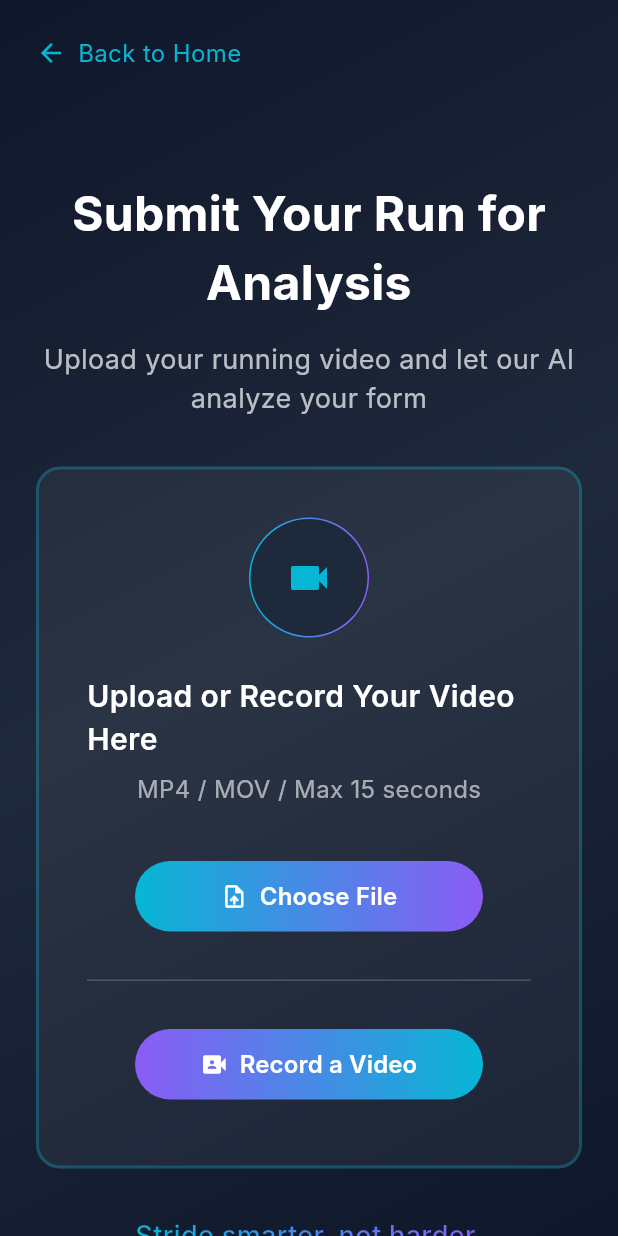
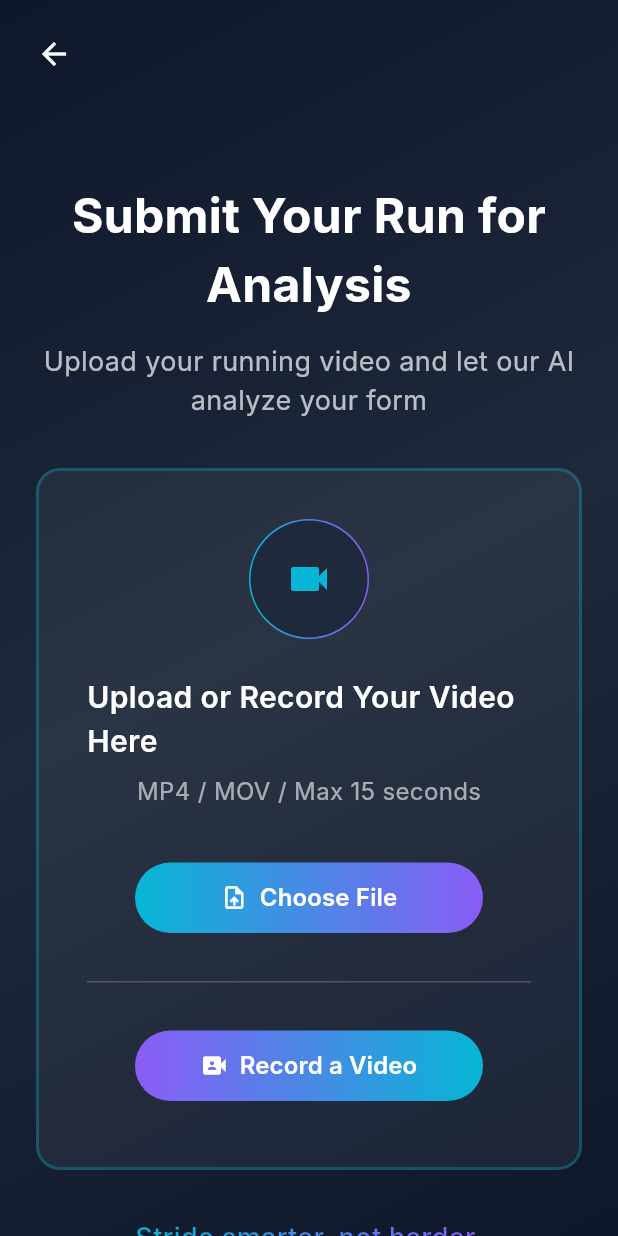
Before and after one commit to KennethV007/Stride, a Flutter app: the UploadPage screen opened by its route, on a phone screen of 412 x 824 dp. Run offline on Flutter 3.47's test engine with Material 3 defaults, Android fonts, the phone set to English and light mode, and no system bars; our stand-ins replace go_router; Roboto replaces fonts that are missing (Inter).

Commit message:
fix back button

```diff
--- a/frontend/lib/pages/upload_page.dart
+++ b/frontend/lib/pages/upload_page.dart
@@ -68,22 +68,10 @@ class _UploadPageState extends State<UploadPage> {
         children: [
           GestureDetector(
             onTap: () => context.go('/home'),
-            child: const Row(
-              children: [
-                Icon(
-                  Icons.arrow_back,
-                  color: Color(0xFF06B6D4),
-                  size: 20,
-                ),
-                SizedBox(width: 8),
-                Text(
-                  'Back to Home',
-                  style: TextStyle(
-                    color: Color(0xFF06B6D4),
-                    fontSize: 16,
-                  ),
-                ),
-              ],
+            child: const Icon(
+              Icons.arrow_back,
+              color: Colors.white,
+              size: 24,
             ),
           ),
         ],
```
